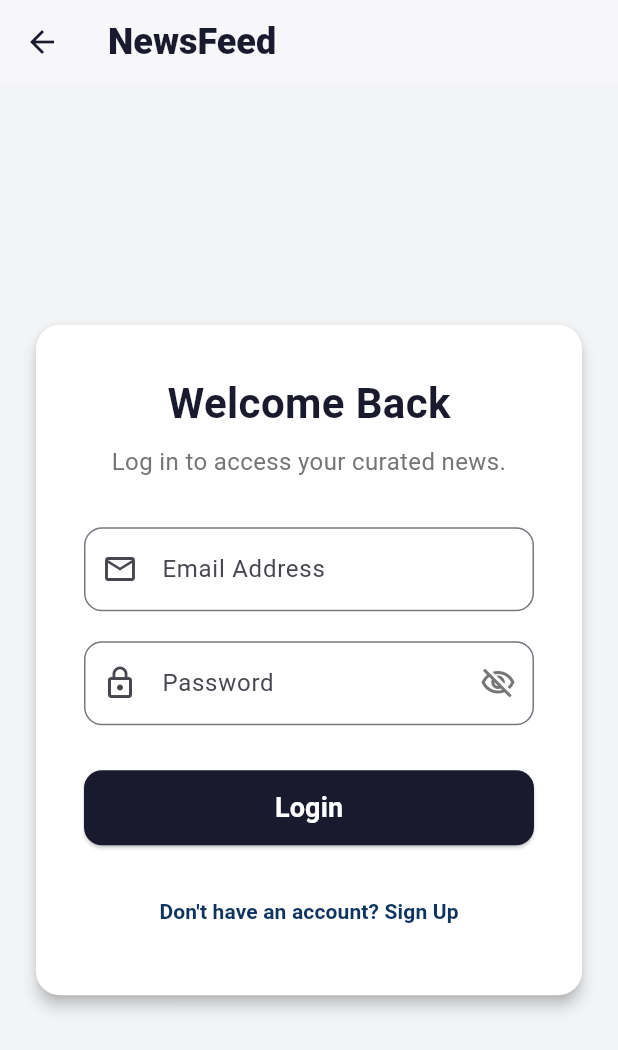
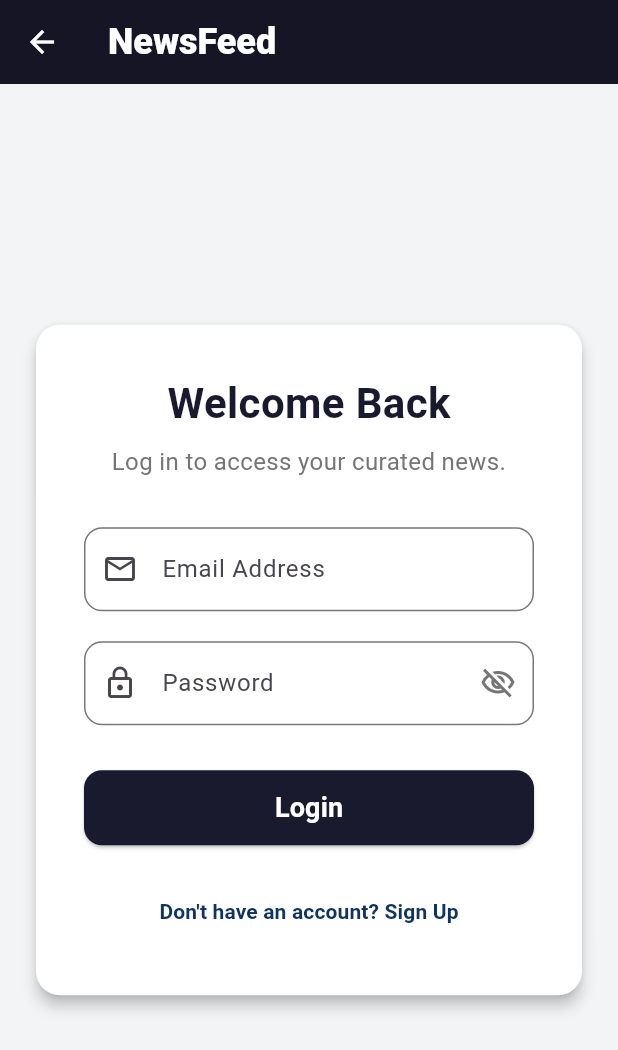
Before and after one commit to Nishiv15/news_feed, a Flutter app: the screen it shows after launch, after a tap on "Login / Sign Up", on a phone screen of 412 x 824 dp. Shown: the top 1050 px of the screen. Run offline on Flutter 3.47's test engine with Material 3 defaults, Android fonts, the phone set to English and light mode, and no system bars; our stand-ins replace google_generative_ai, supabase_flutter, web; missing offline and left inert: dart:js_interop; accounts and stored records are empty.

Commit message:
fix(UI): 10+ countries and navbar color fix in LoginRegister Page

```diff
--- a/news_feed/lib/screens/HomePage.dart
+++ b/news_feed/lib/screens/HomePage.dart
@@ -203,7 +203,7 @@ class _StatsStrip extends StatelessWidget {
   const _StatsStrip({required this.ink, required this.accent});
 
   static const _stats = [
-    ('36+', 'Countries'),
+    ('10+', 'Countries'),
     ('7', 'Categories'),
     ('AI', 'Summaries'),
     ('∞', 'Headlines'),
--- a/news_feed/lib/screens/LoginRegisterPage.dart
+++ b/news_feed/lib/screens/LoginRegisterPage.dart
@@ -113,14 +113,14 @@ class _LoginRegisterPageState extends State<LoginRegisterPage> {
     return Scaffold(
       backgroundColor: const Color(0xFFF3F4F6),
       appBar: AppBar(
-        backgroundColor: Colors.white,
+        backgroundColor: Color(0xFF12121F),
         elevation: 1,
         centerTitle: false,
-        iconTheme: const IconThemeData(color: Color(0xFF1A1A2E)),
+        iconTheme: const IconThemeData(color: Colors.white),
         title: const Text(
           'NewsFeed',
           style: TextStyle(
-            color: Color(0xFF1A1A2E),
+            color: Colors.white,
             fontSize: 24,
             fontWeight: FontWeight.w900,
           ),
```
